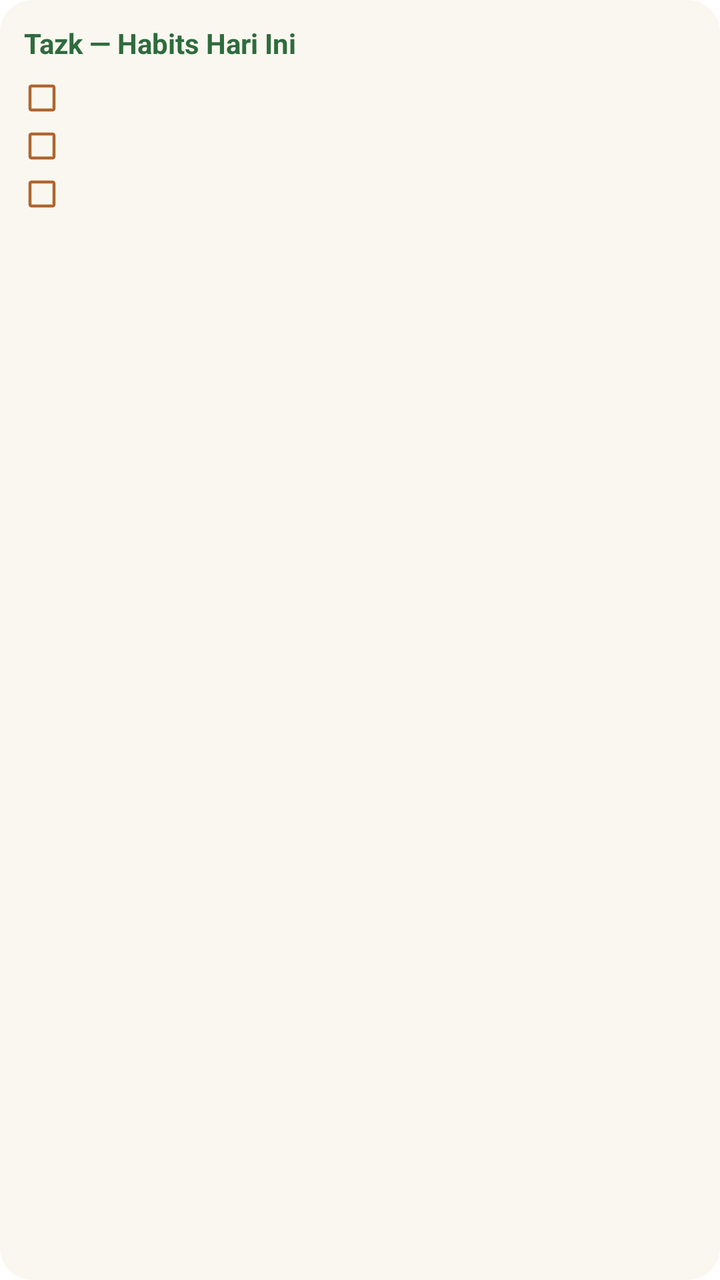
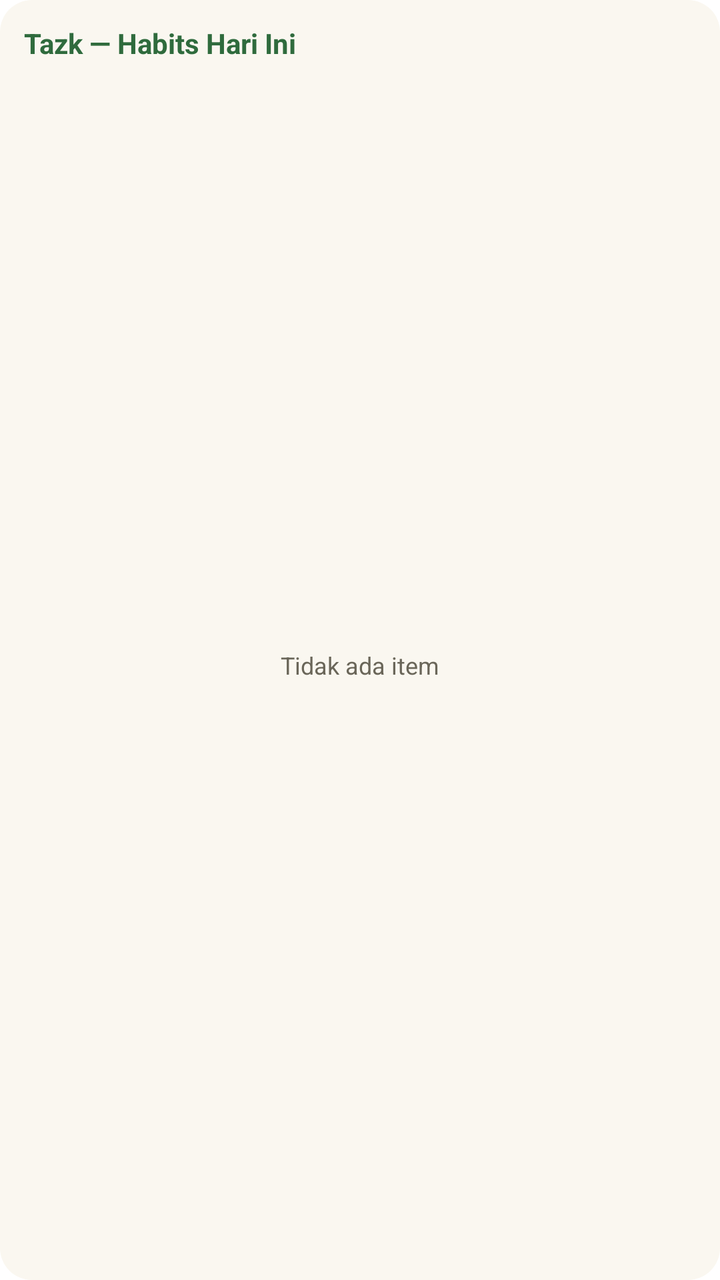

Before-and-after screenshots of an Android layout around one commit, followed by the original layout XML and the change that was made.
<!-- AndroidManifest.xml: fallback theme Theme.MaterialComponents.DayNight.NoActionBar -->
<!-- res/layout/widget_habits_only.xml -->
<?xml version="1.0" encoding="utf-8"?>
<LinearLayout xmlns:android="http://schemas.android.com/apk/res/android"
    android:id="@+id/widget_container"
    android:layout_width="match_parent"
    android:layout_height="match_parent"
    android:orientation="vertical"
    android:background="@drawable/widget_background"
    android:padding="12dp">

    <TextView
        android:id="@+id/widget_header"
        android:layout_width="match_parent"
        android:layout_height="wrap_content"
        android:text="Tazk — Habits Hari Ini"
        android:textColor="#2F6B3D"
        android:textSize="14sp"
        android:textStyle="bold"
        android:paddingBottom="6dp" />

    <LinearLayout
        android:id="@+id/habit_row_0"
        android:layout_width="match_parent"
        android:layout_height="wrap_content"
        android:orientation="horizontal"
        android:gravity="center_vertical"
        android:paddingVertical="3dp">
        <ImageView
            android:id="@+id/habit_check_0"
            android:layout_width="18dp"
            android:layout_height="18dp"
            android:src="@drawable/ic_checkbox_unchecked" />
        <TextView
            android:id="@+id/habit_title_0"
            android:layout_width="0dp"
            android:layout_height="wrap_content"
            android:layout_weight="1"
            android:layout_marginStart="6dp"
            android:textColor="#1E2E22"
            android:textSize="13sp"
            android:maxLines="1"
            android:ellipsize="end" />
        <TextView
            android:id="@+id/habit_subtitle_0"
            android:layout_width="wrap_content"
            android:layout_height="wrap_content"
            android:textColor="#889"
            android:textSize="11sp" />
    </LinearLayout>

    <LinearLayout
        android:id="@+id/habit_row_1"
        android:layout_width="match_parent"
        android:layout_height="wrap_content"
        android:orientation="horizontal"
        android:gravity="center_vertical"
        android:paddingVertical="3dp">
        <ImageView
            android:id="@+id/habit_check_1"
            android:layout_width="18dp"
            android:layout_height="18dp"
            android:src="@drawable/ic_checkbox_unchecked" />
        <TextView
            android:id="@+id/habit_title_1"
            android:layout_width="0dp"
            android:layout_height="wrap_content"
            android:layout_weight="1"
            android:layout_marginStart="6dp"
            android:textColor="#1E2E22"
            android:textSize="13sp"
            android:maxLines="1"
            android:ellipsize="end" />
        <TextView
            android:id="@+id/habit_subtitle_1"
            android:layout_width="wrap_content"
            android:layout_height="wrap_content"
            android:textColor="#889"
            android:textSize="11sp" />
    </LinearLayout>

    <LinearLayout
        android:id="@+id/habit_row_2"
        android:layout_width="match_parent"
        android:layout_height="wrap_content"
        android:orientation="horizontal"
        android:gravity="center_vertical"
        android:paddingVertical="3dp">
        <ImageView
            android:id="@+id/habit_check_2"
            android:layout_width="18dp"
            android:layout_height="18dp"
            android:src="@drawable/ic_checkbox_unchecked" />
        <TextView
            android:id="@+id/habit_title_2"
            android:layout_width="0dp"
            android:layout_height="wrap_content"
            android:layout_weight="1"
            android:layout_marginStart="6dp"
            android:textColor="#1E2E22"
            android:textSize="13sp"
            android:maxLines="1"
            android:ellipsize="end" />
        <TextView
            android:id="@+id/habit_subtitle_2"
            android:layout_width="wrap_content"
            android:layout_height="wrap_content"
            android:textColor="#889"
            android:textSize="11sp" />
    </LinearLayout>

    <TextView
        android:id="@+id/habits_empty"
        android:layout_width="match_parent"
        android:layout_height="wrap_content"
        android:text="Tidak ada habit aktif"
        android:textColor="#889"
        android:textSize="12sp"
        android:visibility="gone" />
</LinearLayout>
<!-- resources referenced by this layout -->
<resources>
  <!-- drawable ic_checkbox_unchecked (drawable) -->
  <?xml version="1.0" encoding="utf-8"?>
  <vector xmlns:android="http://schemas.android.com/apk/res/android"
      android:width="20dp"
      android:height="20dp"
      android:viewportWidth="24"
      android:viewportHeight="24">
      <path
          android:fillColor="#B0662E"
          android:pathData="M19,5v14H5V5H19M19,3H5C3.9,3 3,3.9 3,5v14c0,1.1 0.9,2 2,2h14c1.1,0 2,-0.9 2,-2V5C21,3.9 20.1,3 19,3z" />
  </vector>
  <!-- drawable widget_background (drawable) -->
  <?xml version="1.0" encoding="utf-8"?>
  <shape xmlns:android="http://schemas.android.com/apk/res/android"
      android:shape="rectangle">
      <solid android:color="#FAF7F0" />
      <corners android:radius="16dp" />
  </shape>
</resources>

<!-- the commit's change to res/layout/widget_habits_only.xml (unified diff, before → after) -->
@@ -17,102 +17,30 @@
         android:textStyle="bold"
         android:paddingBottom="6dp" />
 
-    <LinearLayout
-        android:id="@+id/habit_row_0"
+    <FrameLayout
         android:layout_width="match_parent"
-        android:layout_height="wrap_content"
-        android:orientation="horizontal"
-        android:gravity="center_vertical"
-        android:paddingVertical="3dp">
-        <ImageView
-            android:id="@+id/habit_check_0"
-            android:layout_width="18dp"
-            android:layout_height="18dp"
-            android:src="@drawable/ic_checkbox_unchecked" />
-        <TextView
-            android:id="@+id/habit_title_0"
-            android:layout_width="0dp"
-            android:layout_height="wrap_content"
-            android:layout_weight="1"
-            android:layout_marginStart="6dp"
-            android:textColor="#1E2E22"
-            android:textSize="13sp"
-            android:maxLines="1"
-            android:ellipsize="end" />
-        <TextView
-            android:id="@+id/habit_subtitle_0"
-            android:layout_width="wrap_content"
-            android:layout_height="wrap_content"
-            android:textColor="#889"
-            android:textSize="11sp" />
-    </LinearLayout>
+        android:layout_height="0dp"
+        android:layout_weight="1">
 
-    <LinearLayout
-        android:id="@+id/habit_row_1"
-        android:layout_width="match_parent"
-        android:layout_height="wrap_content"
-        android:orientation="horizontal"
-        android:gravity="center_vertical"
-        android:paddingVertical="3dp">
-        <ImageView
-            android:id="@+id/habit_check_1"
-            android:layout_width="18dp"
-            android:layout_height="18dp"
-            android:src="@drawable/ic_checkbox_unchecked" />
-        <TextView
-            android:id="@+id/habit_title_1"
-            android:layout_width="0dp"
-            android:layout_height="wrap_content"
-            android:layout_weight="1"
-            android:layout_marginStart="6dp"
-            android:textColor="#1E2E22"
-            android:textSize="13sp"
-            android:maxLines="1"
-            android:ellipsize="end" />
-        <TextView
-            android:id="@+id/habit_subtitle_1"
-            android:layout_width="wrap_content"
-            android:layout_height="wrap_content"
-            android:textColor="#889"
-            android:textSize="11sp" />
-    </LinearLayout>
+        <ListView
+            android:id="@+id/widget_habits_list"
+            android:layout_width="match_parent"
+            android:layout_height="match_parent"
+            android:divider="@null"
+            android:paddingVertical="2dp" />
 
-    <LinearLayout
-        android:id="@+id/habit_row_2"
-        android:layout_width="match_parent"
-        android:layout_height="wrap_content"
-        android:orientation="horizontal"
-        android:gravity="center_vertical"
-        android:paddingVertical="3dp">
-        <ImageView
-            android:id="@+id/habit_check_2"
-            android:layout_width="18dp"
-            android:layout_height="18dp"
-            android:src="@drawable/ic_checkbox_unchecked" />
-        <TextView
-            android:id="@+id/habit_title_2"
-            android:layout_width="0dp"
-            android:layout_height="wrap_content"
-            android:layout_weight="1"
-            android:layout_marginStart="6dp"
-            android:textColor="#1E2E22"
-            android:textSize="13sp"
-            android:maxLines="1"
-            android:ellipsize="end" />
-        <TextView
-            android:id="@+id/habit_subtitle_2"
-            android:layout_width="wrap_content"
-            android:layout_height="wrap_content"
-            android:textColor="#889"
-            android:textSize="11sp" />
-    </LinearLayout>
-
-    <TextView
-        android:id="@+id/habits_empty"
-        android:layout_width="match_parent"
-        android:layout_height="wrap_content"
-        android:text="Tidak ada habit aktif"
-        android:textColor="#889"
-        android:textSize="12sp"
-        android:visibility="gone" />
+        <include
+            android:id="@+id/widget_habits_empty_view"
+            layout="@layout/widget_empty_state" />
+    </FrameLayout>
 </LinearLayout>
+<!-- res/layout/widget_empty_state.xml (included above) -->
+<?xml version="1.0" encoding="utf-8"?>
+<TextView xmlns:android="http://schemas.android.com/apk/res/android"
+    android:id="@+id/widget_empty_text"
+    android:layout_width="match_parent"
+    android:layout_height="match_parent"
+    android:gravity="center"
+    android:text="Tidak ada item"
+    android:textColor="#6A6659"
+    android:textSize="12sp" />
<!-- resource entries referenced after the edit -->
@@ -1,16 +1,5 @@
 <!-- resources referenced by this layout -->
 <resources>
-  <!-- drawable ic_checkbox_unchecked (drawable) -->
-  <?xml version="1.0" encoding="utf-8"?>
-  <vector xmlns:android="http://schemas.android.com/apk/res/android"
-      android:width="20dp"
-      android:height="20dp"
-      android:viewportWidth="24"
-      android:viewportHeight="24">
-      <path
-          android:fillColor="#B0662E"
-          android:pathData="M19,5v14H5V5H19M19,3H5C3.9,3 3,3.9 3,5v14c0,1.1 0.9,2 2,2h14c1.1,0 2,-0.9 2,-2V5C21,3.9 20.1,3 19,3z" />
-  </vector>
   <!-- drawable widget_background (drawable) -->
   <?xml version="1.0" encoding="utf-8"?>
   <shape xmlns:android="http://schemas.android.com/apk/res/android"
